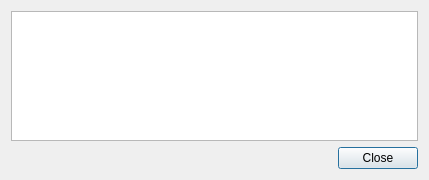
Above: ui/status_dialog.ui from cheind/reconstructme-qt before the change. Below: the same form after it.
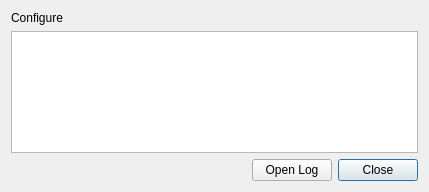
That is the form after the change.

Commit message: added open log to status_dialog new icon

What changed in the file:
```diff
--- a/ui/status_dialog.ui
+++ b/ui/status_dialog.ui
@@ -7,7 +7,7 @@
     <x>0</x>
     <y>0</y>
     <width>429</width>
-    <height>180</height>
+    <height>192</height>
    </rect>
   </property>
   <property name="sizePolicy">
@@ -20,16 +20,9 @@
    <string>ReconstructMe - Staus</string>
   </property>
   <layout class="QGridLayout" name="gridLayout">
-   <item row="0" column="0">
+   <item row="1" column="0">
     <layout class="QGridLayout" name="gridLayout_2">
-     <item row="1" column="1">
-      <widget class="QPushButton" name="closeBtn">
-       <property name="text">
-        <string>Close</string>
-       </property>
-      </widget>
-     </item>
-     <item row="1" column="0">
+     <item row="2" column="0">
       <spacer name="horizontalSpacer">
        <property name="orientation">
         <enum>Qt::Horizontal</enum>
@@ -42,7 +35,21 @@
        </property>
       </spacer>
      </item>
-     <item row="0" column="0" colspan="2">
+     <item row="2" column="4">
+      <widget class="QPushButton" name="closeBtn">
+       <property name="text">
+        <string>Close</string>
+       </property>
+      </widget>
+     </item>
+     <item row="2" column="1" colspan="3">
+      <widget class="QPushButton" name="logBtn">
+       <property name="text">
+        <string>Open Log</string>
+       </property>
+      </widget>
+     </item>
+     <item row="1" column="0" colspan="5">
       <widget class="QTableView" name="statustableView">
        <property name="selectionMode">
         <enum>QAbstractItemView::NoSelection</enum>
@@ -70,6 +77,13 @@
        </attribute>
       </widget>
      </item>
+     <item row="0" column="0" colspan="5">
+      <widget class="QLabel" name="label">
+       <property name="text">
+        <string>Configure</string>
+       </property>
+      </widget>
+     </item>
     </layout>
    </item>
   </layout>
```
The commit also changes 6 other files.
